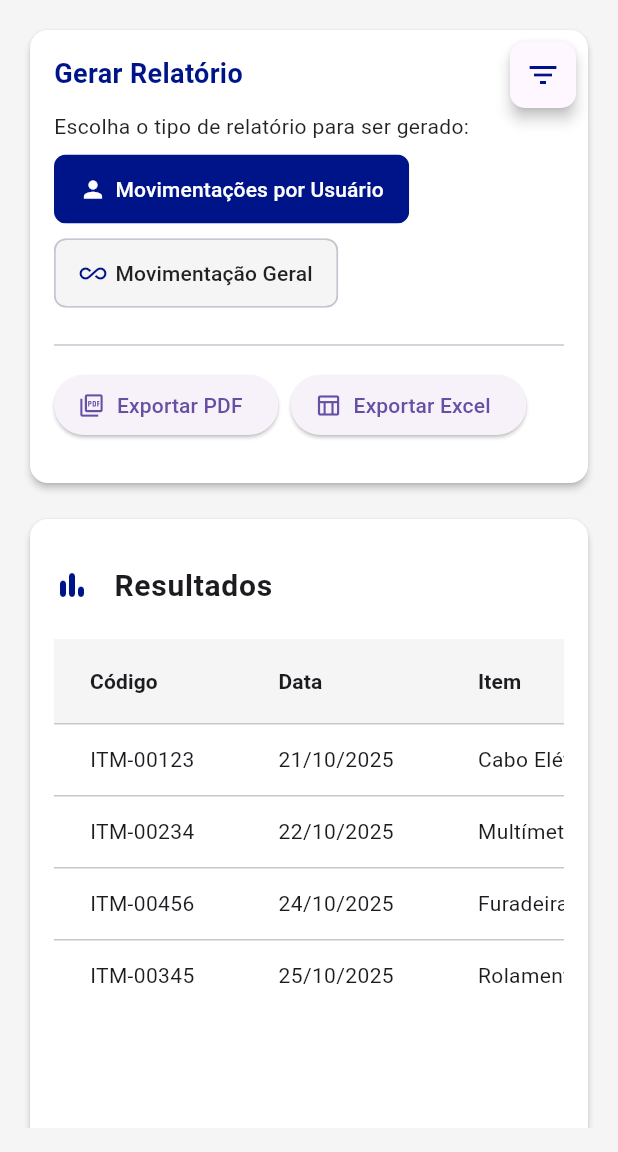
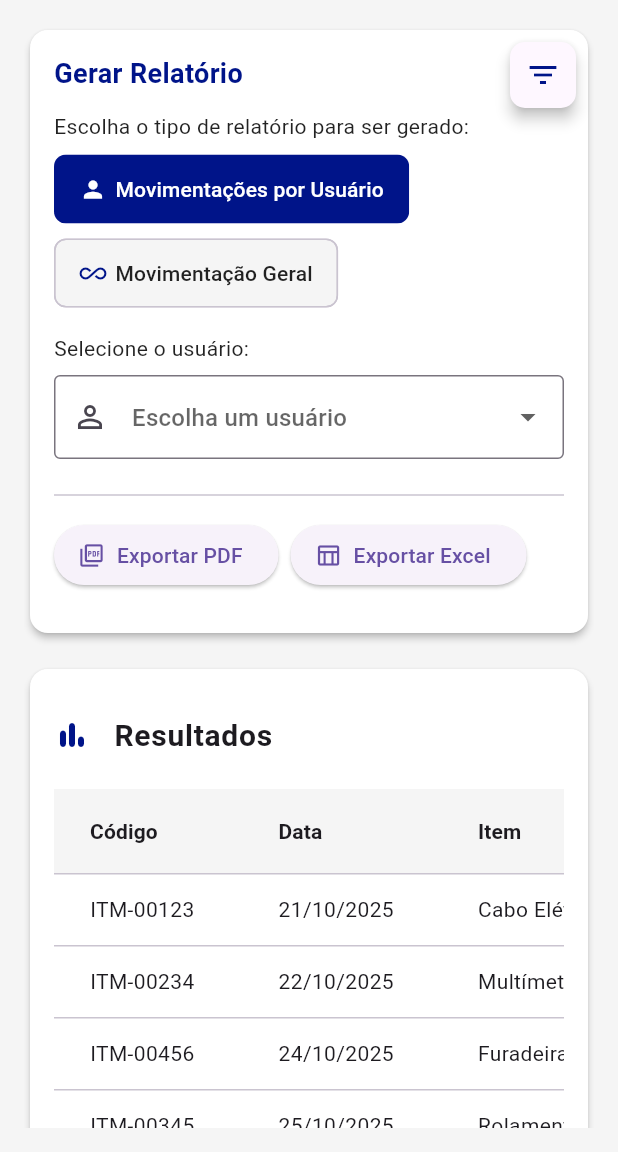
Before and after one commit to MetroIMT/PII-Metro-Gestao-de-Processos, a Flutter app: the RelatoriosPage screen opened directly, after a tap on "Movimentações por Usuário", on a phone screen of 412 x 824 dp, the part 84-1236 px from its top. Run offline on Flutter 3.47's test engine with Material 3 defaults, Android fonts, the phone set to English and light mode, and no system bars; our stand-ins replace flutter_map, flutter_secure_storage, image_picker, latlong2, open_filex, pdf and 2 more; missing offline and left inert: excel, file_saver; accounts and stored records are empty.

Commit message:
fix(reports): add dropdown for selected user

```diff
--- a/lib/screens/home/reports_page.dart
+++ b/lib/screens/home/reports_page.dart
@@ -37,6 +37,7 @@ class _RelatoriosPageState extends State<RelatoriosPage>
   String? _selectedCategory;
   String? _selectedSubCategory;
   String? _selectedBase;
+  String? _selectedUser;
 
   final TextEditingController _startDateController = TextEditingController();
   final TextEditingController _endDateController = TextEditingController();
@@ -146,6 +147,54 @@ class _RelatoriosPageState extends State<RelatoriosPage>
       'base': 'WJA - Jabaquara',
       'base_id': 'WJA',
     },
+    {
+      'usuario': 'Carlos Souza',
+      'codigo': 'ITM-00567',
+      'item': 'Parafuso ABC',
+      'quantidade': -15,
+      'data': DateTime(2025, 10, 26),
+      'categoria_id': 'consumo',
+      'categoria': 'Material de Consumo',
+      'sub_categoria_id': null,
+      'base': 'BFU - Barra Funda',
+      'base_id': 'BFU',
+    },
+    {
+      'usuario': 'João Pereira',
+      'codigo': 'ITM-00678',
+      'item': 'Chave de Fenda',
+      'quantidade': 3,
+      'data': DateTime(2025, 10, 27),
+      'categoria_id': 'patrimoniado',
+      'categoria': 'Material Patrimoniado',
+      'sub_categoria_id': 'ferramenta',
+      'base': 'PSO - Paraiso',
+      'base_id': 'PSO',
+    },
+    {
+      'usuario': 'Ana Silva',
+      'codigo': 'ITM-00789',
+      'item': 'Alicate XYZ',
+      'quantidade': 2,
+      'data': DateTime(2025, 10, 28),
+      'categoria_id': 'patrimoniado',
+      'categoria': 'Material Patrimoniado',
+      'sub_categoria_id': 'ferramenta',
+      'base': 'TUC - Tucuruvi',
+      'base_id': 'TUC',
+    },
+    {
+      'usuario': 'Carlos Souza',
+      'codigo': 'ITM-00890',
+      'item': 'Disjuntor 20A',
+      'quantidade': -10,
+      'data': DateTime(2025, 10, 29),
+      'categoria_id': 'consumo',
+      'categoria': 'Material de Consumo',
+      'sub_categoria_id': null,
+      'base': 'WJA - Jabaquara',
+      'base_id': 'WJA',
+    },
   ];
 
   // Lista final que será exibida na tabela.
@@ -196,6 +245,13 @@ class _RelatoriosPageState extends State<RelatoriosPage>
       _currentSource,
     );
 
+    if (_selectedReportType == 'Movimentações por Usuário' &&
+        _selectedUser != null) {
+      tempResults = tempResults.where((row) {
+        return row['usuario'] == _selectedUser;
+      }).toList();
+    }
+
     if (_selectedStartDate != null) {
       tempResults = tempResults.where((row) {
         DateTime rowDate = row['data'];
@@ -240,8 +296,11 @@ class _RelatoriosPageState extends State<RelatoriosPage>
       _selectedCategory = null;
       _selectedSubCategory = null;
       _selectedBase = null;
+      _selectedUser = null;
+
       _startDateController.clear();
       _endDateController.clear();
+
       _filteredData = List<Map<String, dynamic>>.from(_currentSource);
     });
   }
@@ -465,8 +524,9 @@ class _RelatoriosPageState extends State<RelatoriosPage>
                 Expanded(
                   child: Padding(
                     padding: EdgeInsets.all(isMobile ? 16 : 24),
-                    child:
-                        isMobile ? _buildMobileReportsLayout() : _buildDesktopReportsLayout(),
+                    child: isMobile
+                        ? _buildMobileReportsLayout()
+                        : _buildDesktopReportsLayout(),
                   ),
                 ),
               ],
@@ -677,10 +737,7 @@ class _RelatoriosPageState extends State<RelatoriosPage>
               child: SizedBox(
                 width: 44,
                 height: 44,
-                child: Icon(
-                  Icons.filter_list,
-                  color: metroBlue,
-                ),
+                child: Icon(Icons.filter_list, color: metroBlue),
               ),
             ),
           ),
@@ -698,7 +755,6 @@ class _RelatoriosPageState extends State<RelatoriosPage>
         .where((r) => r['quantidade'] > 0)
         .fold(0, (prev, r) => prev + (r['quantidade'] as int));
 
-    // por enquanto só usamos os números se você quiser exibir depois
     totalItems;
     totalSaidas;
     totalEntradas;
@@ -734,6 +790,43 @@ class _RelatoriosPageState extends State<RelatoriosPage>
                 _reportTypeButton('Movimentação Geral', Icons.all_inclusive),
               ],
             ),
+
+            // 🔹 Dropdown só aparece nesse tipo de relatório
+            if (_selectedReportType == 'Movimentações por Usuário') ...[
+              const SizedBox(height: 16),
+              const Text(
+                'Selecione o usuário:',
+                style: TextStyle(fontSize: 14, color: Colors.black87),
+              ),
+              const SizedBox(height: 8),
+              DropdownButtonFormField<String>(
+                value: _selectedUser,
+                decoration: const InputDecoration(
+                  border: OutlineInputBorder(),
+                  prefixIcon: Icon(Icons.person_outline),
+                  hintText: 'Escolha um usuário',
+                ),
+                // monta a lista de usuários únicos a partir de _userData
+                items:
+                    (_userData
+                            .map((e) => e['usuario'] as String)
+                            .toSet()
+                            .toList()
+                          ..sort())
+                        .map(
+                          (user) =>
+                              DropdownMenuItem(value: user, child: Text(user)),
+                        )
+                        .toList(),
+                onChanged: (value) {
+                  setState(() {
+                    _selectedUser = value;
+                  });
+                  _applyFilters(); // reaplica filtros já considerando o usuário
+                },
+              ),
+            ],
+
             const SizedBox(height: 16),
             const Divider(),
             const SizedBox(height: 8),
@@ -785,10 +878,12 @@ class _RelatoriosPageState extends State<RelatoriosPage>
       onSelected: (_) {
         setState(() {
           _selectedReportType = label;
+          _selectedUser = null;
           _filteredData = List<Map<String, dynamic>>.from(
             _currentSource,
-          ); // troca fonte
+          );
         });
+        _applyFilters();
       },
     );
   }
@@ -895,17 +990,15 @@ class _RelatoriosPageState extends State<RelatoriosPage>
       ),
     );
 
-    final Widget dataWidget =
-        _filteredData.isEmpty ? noResultsWidget : tabelaWidget;
+    final Widget dataWidget = _filteredData.isEmpty
+        ? noResultsWidget
+        : tabelaWidget;
 
     Widget _buildDataSection() {
       if (hasBoundedHeight) {
         return Expanded(child: dataWidget);
       }
-      return SizedBox(
-        height: 320,
-        child: dataWidget,
-      );
+      return SizedBox(height: 320, child: dataWidget);
     }
 
     return Card(
@@ -936,8 +1029,8 @@ class _RelatoriosPageState extends State<RelatoriosPage>
 
   void _zoomMap(bool zoomIn) {
     if (!_isMapReady) return;
-    final double targetZoom =
-        (zoomIn ? _latestZoom + 0.5 : _latestZoom - 0.5).clamp(5.0, 18.0);
+    final double targetZoom = (zoomIn ? _latestZoom + 0.5 : _latestZoom - 0.5)
+        .clamp(5.0, 18.0);
     _mapController.move(_latestCenter, targetZoom);
   }
 
@@ -960,10 +1053,7 @@ class _RelatoriosPageState extends State<RelatoriosPage>
 
     final bounds = LatLngBounds.fromPoints(points);
     _mapController.fitCamera(
-      CameraFit.bounds(
-        bounds: bounds,
-        padding: const EdgeInsets.all(32),
-      ),
+      CameraFit.bounds(bounds: bounds, padding: const EdgeInsets.all(32)),
     );
   }
 
@@ -1000,9 +1090,7 @@ class _RelatoriosPageState extends State<RelatoriosPage>
             children: [
               _buildReportSection(),
               const SizedBox(height: 16),
-              Expanded(
-                child: _buildResultsCard(hasBoundedHeight: true),
-              ),
+              Expanded(child: _buildResultsCard(hasBoundedHeight: true)),
             ],
           ),
         ),
@@ -1130,10 +1218,7 @@ class _RelatoriosPageState extends State<RelatoriosPage>
                             color: Colors.white.withOpacity(0.9),
                             borderRadius: BorderRadius.circular(6),
                             boxShadow: const [
-                              BoxShadow(
-                                color: Colors.black12,
-                                blurRadius: 4,
-                              ),
+                              BoxShadow(color: Colors.black12, blurRadius: 4),
                             ],
                           ),
                           child: Text(
```
